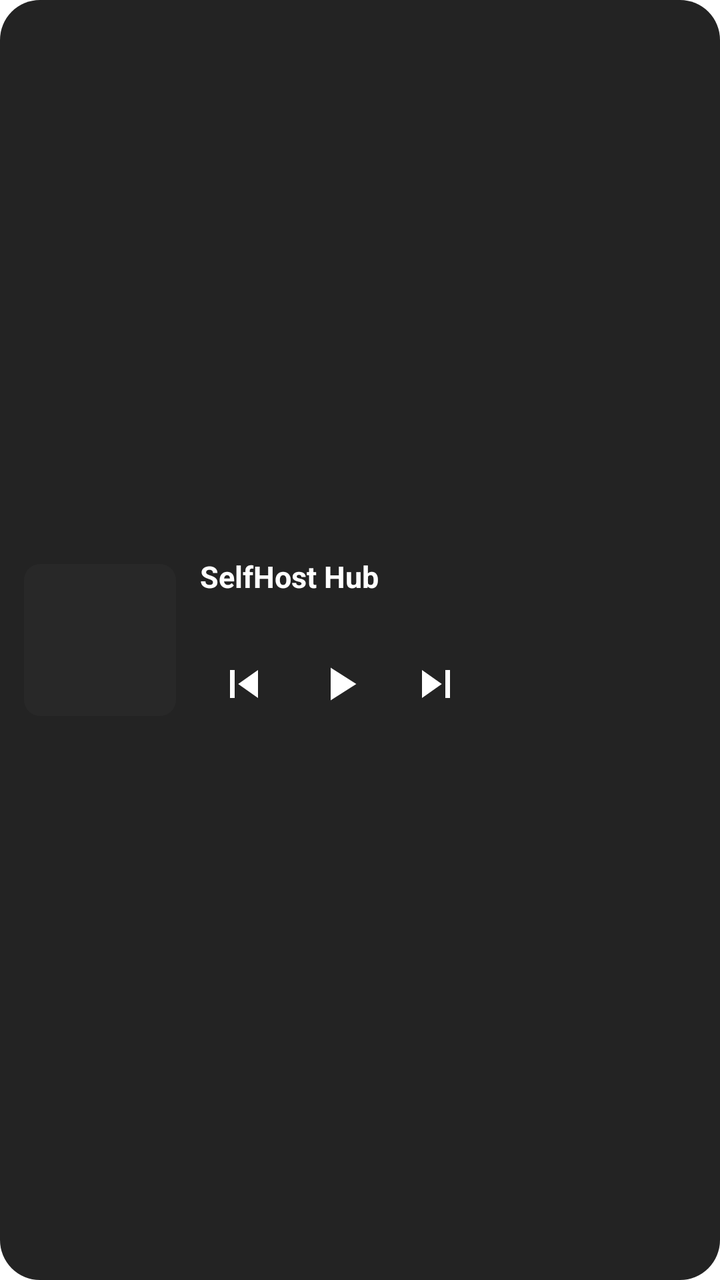
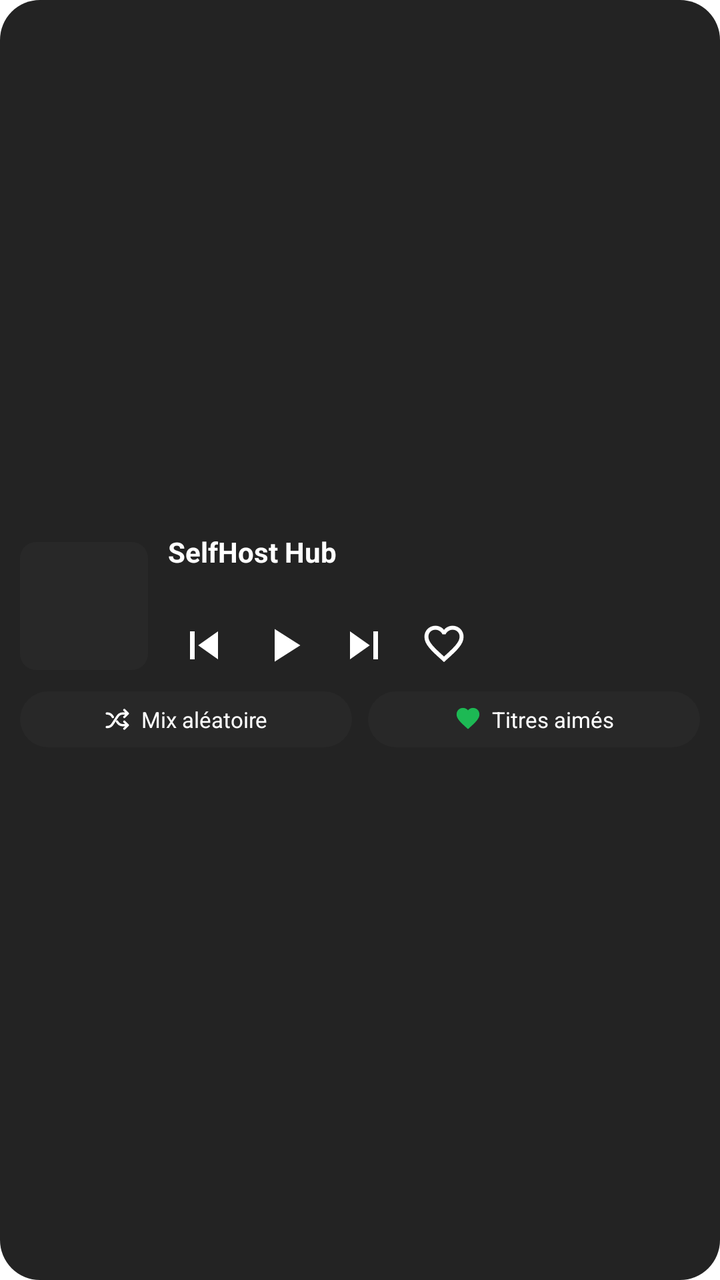

The first picture is an Android layout as it rendered before a commit; the second is the same layout after the commit. The layout source and the unified diff follow.
<!-- AndroidManifest.xml: fallback theme Theme.MaterialComponents.DayNight.NoActionBar -->
<!-- res/layout/player_widget.xml -->
<?xml version="1.0" encoding="utf-8"?>
<LinearLayout xmlns:android="http://schemas.android.com/apk/res/android"
    android:id="@+id/widget_root"
    android:layout_width="match_parent"
    android:layout_height="match_parent"
    android:background="@drawable/widget_background"
    android:gravity="center_vertical"
    android:orientation="horizontal"
    android:padding="12dp">

    <ImageView
        android:id="@+id/widget_cover"
        android:layout_width="76dp"
        android:layout_height="76dp"
        android:contentDescription="@null"
        android:scaleType="centerCrop"
        android:src="@drawable/widget_cover_placeholder" />

    <LinearLayout
        android:layout_width="0dp"
        android:layout_height="wrap_content"
        android:layout_marginStart="12dp"
        android:layout_weight="1"
        android:orientation="vertical">

        <TextView
            android:id="@+id/widget_title"
            android:layout_width="match_parent"
            android:layout_height="wrap_content"
            android:ellipsize="end"
            android:maxLines="1"
            android:text="SelfHost Hub"
            android:textColor="#FFFFFF"
            android:textSize="15sp"
            android:textStyle="bold" />

        <TextView
            android:id="@+id/widget_artist"
            android:layout_width="match_parent"
            android:layout_height="wrap_content"
            android:ellipsize="end"
            android:maxLines="1"
            android:textColor="#B3B3B3"
            android:textSize="13sp" />

        <LinearLayout
            android:layout_width="match_parent"
            android:layout_height="wrap_content"
            android:layout_marginTop="6dp"
            android:gravity="start"
            android:orientation="horizontal">

            <ImageButton
                android:id="@+id/widget_previous"
                android:layout_width="44dp"
                android:layout_height="40dp"
                android:background="@android:color/transparent"
                android:contentDescription="@string/selfhost_widget_previous"
                android:src="@drawable/ic_widget_previous" />

            <ImageButton
                android:id="@+id/widget_toggle"
                android:layout_width="52dp"
                android:layout_height="40dp"
                android:background="@android:color/transparent"
                android:contentDescription="@string/selfhost_widget_toggle"
                android:src="@drawable/ic_widget_play" />

            <ImageButton
                android:id="@+id/widget_next"
                android:layout_width="44dp"
                android:layout_height="40dp"
                android:background="@android:color/transparent"
                android:contentDescription="@string/selfhost_widget_next"
                android:src="@drawable/ic_widget_next" />
        </LinearLayout>
    </LinearLayout>
</LinearLayout>
<!-- resources referenced by this layout -->
<resources>
  <!-- drawable widget_background (drawable) -->
  <?xml version="1.0" encoding="utf-8"?>
  <shape xmlns:android="http://schemas.android.com/apk/res/android" android:shape="rectangle">
      <solid android:color="#F2181818" />
      <corners android:radius="20dp" />
  </shape>
  <!-- drawable widget_cover_placeholder (drawable) -->
  <?xml version="1.0" encoding="utf-8"?>
  <shape xmlns:android="http://schemas.android.com/apk/res/android" android:shape="rectangle">
      <solid android:color="#282828" />
      <corners android:radius="8dp" />
  </shape>
  <string name="selfhost_widget_next">Titre suivant</string>
  <string name="selfhost_widget_previous">Titre précédent</string>
  <string name="selfhost_widget_toggle">Lecture ou pause</string>
  <!-- unchanged entries left out for length: 3 -->
</resources>

<!-- the commit's change to res/layout/player_widget.xml (unified diff, before → after) -->
@@ -5,74 +5,164 @@
     android:layout_height="match_parent"
     android:background="@drawable/widget_background"
     android:gravity="center_vertical"
-    android:orientation="horizontal"
-    android:padding="12dp">
-
-    <ImageView
-        android:id="@+id/widget_cover"
-        android:layout_width="76dp"
-        android:layout_height="76dp"
-        android:contentDescription="@null"
-        android:scaleType="centerCrop"
-        android:src="@drawable/widget_cover_placeholder" />
+    android:orientation="vertical"
+    android:padding="10dp">
 
     <LinearLayout
-        android:layout_width="0dp"
+        android:layout_width="match_parent"
         android:layout_height="wrap_content"
-        android:layout_marginStart="12dp"
-        android:layout_weight="1"
-        android:orientation="vertical">
+        android:gravity="center_vertical"
+        android:orientation="horizontal">
 
-        <TextView
-            android:id="@+id/widget_title"
-            android:layout_width="match_parent"
-            android:layout_height="wrap_content"
-            android:ellipsize="end"
-            android:maxLines="1"
-            android:text="SelfHost Hub"
-            android:textColor="#FFFFFF"
-            android:textSize="15sp"
-            android:textStyle="bold" />
-
-        <TextView
-            android:id="@+id/widget_artist"
-            android:layout_width="match_parent"
-            android:layout_height="wrap_content"
-            android:ellipsize="end"
-            android:maxLines="1"
-            android:textColor="#B3B3B3"
-            android:textSize="13sp" />
+        <ImageView
+            android:id="@+id/widget_cover"
+            android:layout_width="64dp"
+            android:layout_height="64dp"
+            android:contentDescription="@null"
+            android:scaleType="centerCrop"
+            android:src="@drawable/widget_cover_placeholder" />
 
         <LinearLayout
-            android:layout_width="match_parent"
+            android:layout_width="0dp"
             android:layout_height="wrap_content"
-            android:layout_marginTop="6dp"
-            android:gravity="start"
-            android:orientation="horizontal">
+            android:layout_marginStart="10dp"
+            android:layout_weight="1"
+            android:orientation="vertical">
 
-            <ImageButton
-                android:id="@+id/widget_previous"
-                android:layout_width="44dp"
-                android:layout_height="40dp"
-                android:background="@android:color/transparent"
-                android:contentDescription="@string/selfhost_widget_previous"
-                android:src="@drawable/ic_widget_previous" />
+            <TextView
+                android:id="@+id/widget_title"
+                android:layout_width="match_parent"
+                android:layout_height="wrap_content"
+                android:ellipsize="end"
+                android:maxLines="1"
+                android:text="SelfHost Hub"
+                android:textColor="#FFFFFF"
+                android:textSize="14sp"
+                android:textStyle="bold" />
 
-            <ImageButton
-                android:id="@+id/widget_toggle"
-                android:layout_width="52dp"
-                android:layout_height="40dp"
-                android:background="@android:color/transparent"
-                android:contentDescription="@string/selfhost_widget_toggle"
-                android:src="@drawable/ic_widget_play" />
+            <TextView
+                android:id="@+id/widget_artist"
+                android:layout_width="match_parent"
+                android:layout_height="wrap_content"
+                android:ellipsize="end"
+                android:maxLines="1"
+                android:textColor="#B3B3B3"
+                android:textSize="12sp" />
 
-            <ImageButton
-                android:id="@+id/widget_next"
-                android:layout_width="44dp"
-                android:layout_height="40dp"
-                android:background="@android:color/transparent"
-                android:contentDescription="@string/selfhost_widget_next"
-                android:src="@drawable/ic_widget_next" />
+            <LinearLayout
+                android:layout_width="match_parent"
+                android:layout_height="wrap_content"
+                android:layout_marginTop="4dp"
+                android:gravity="start|center_vertical"
+                android:orientation="horizontal">
+
+                <ImageButton
+                    android:id="@+id/widget_previous"
+                    android:layout_width="36dp"
+                    android:layout_height="34dp"
+                    android:background="@android:color/transparent"
+                    android:contentDescription="@string/selfhost_widget_previous"
+                    android:scaleType="centerInside"
+                    android:src="@drawable/ic_widget_previous" />
+
+                <ImageButton
+                    android:id="@+id/widget_toggle"
+                    android:layout_width="44dp"
+                    android:layout_height="34dp"
+                    android:background="@android:color/transparent"
+                    android:contentDescription="@string/selfhost_widget_toggle"
+                    android:scaleType="centerInside"
+                    android:src="@drawable/ic_widget_play" />
+
+                <ImageButton
+                    android:id="@+id/widget_next"
+                    android:layout_width="36dp"
+                    android:layout_height="34dp"
+                    android:background="@android:color/transparent"
+                    android:contentDescription="@string/selfhost_widget_next"
+                    android:scaleType="centerInside"
+                    android:src="@drawable/ic_widget_next" />
+
+                <ImageButton
+                    android:id="@+id/widget_like"
+                    android:layout_width="36dp"
+                    android:layout_height="34dp"
+                    android:layout_marginStart="4dp"
+                    android:background="@android:color/transparent"
+                    android:contentDescription="@string/selfhost_widget_like"
+                    android:scaleType="centerInside"
+                    android:src="@drawable/ic_widget_heart_outline" />
+            </LinearLayout>
+        </LinearLayout>
+    </LinearLayout>
+
+    <LinearLayout
+        android:layout_width="match_parent"
+        android:layout_height="wrap_content"
+        android:layout_marginTop="6dp"
+        android:orientation="horizontal">
+
+        <LinearLayout
+            android:id="@+id/widget_shuffle_all"
+            android:layout_width="0dp"
+            android:layout_height="28dp"
+            android:layout_weight="1"
+            android:background="@drawable/widget_chip_background"
+            android:clickable="true"
+            android:contentDescription="@string/selfhost_widget_shuffle_all"
+            android:focusable="true"
+            android:gravity="center"
+            android:orientation="horizontal"
+            android:paddingStart="8dp"
+            android:paddingEnd="8dp">
+
+            <ImageView
+                android:layout_width="14dp"
+                android:layout_height="14dp"
+                android:contentDescription="@null"
+                android:src="@drawable/ic_widget_shuffle" />
+
+            <TextView
+                android:layout_width="wrap_content"
+                android:layout_height="wrap_content"
+                android:layout_marginStart="5dp"
+                android:ellipsize="end"
+                android:maxLines="1"
+                android:text="@string/selfhost_widget_shuffle_all"
+                android:textColor="#FFFFFF"
+                android:textSize="11sp" />
+        </LinearLayout>
+
+        <LinearLayout
+            android:id="@+id/widget_favorites"
+            android:layout_width="0dp"
+            android:layout_height="28dp"
+            android:layout_marginStart="8dp"
+            android:layout_weight="1"
+            android:background="@drawable/widget_chip_background"
+            android:clickable="true"
+            android:contentDescription="@string/selfhost_widget_favorites"
+            android:focusable="true"
+            android:gravity="center"
+            android:orientation="horizontal"
+            android:paddingStart="8dp"
+            android:paddingEnd="8dp">
+
+            <ImageView
+                android:layout_width="14dp"
+                android:layout_height="14dp"
+                android:contentDescription="@null"
+                android:src="@drawable/ic_widget_favorites" />
+
+            <TextView
+                android:layout_width="wrap_content"
+                android:layout_height="wrap_content"
+                android:layout_marginStart="5dp"
+                android:ellipsize="end"
+                android:maxLines="1"
+                android:text="@string/selfhost_widget_favorites"
+                android:textColor="#FFFFFF"
+                android:textSize="11sp" />
         </LinearLayout>
     </LinearLayout>
 </LinearLayout>
<!-- resource entries referenced after the edit -->
@@ -1,10 +1,49 @@
 <!-- resources referenced by this layout -->
 <resources>
+  <!-- drawable ic_widget_favorites (drawable) -->
+  <?xml version="1.0" encoding="utf-8"?>
+  <vector xmlns:android="http://schemas.android.com/apk/res/android"
+      android:width="20dp"
+      android:height="20dp"
+      android:viewportWidth="24"
+      android:viewportHeight="24">
+      <path
+          android:fillColor="#1DB954"
+          android:pathData="M12.0,20.4 L10.7,19.2 C5.6,14.6 2.2,11.5 2.2,7.7 C2.2,4.6 4.6,2.2 7.7,2.2 C9.4,2.2 11.1,3.0 12.0,4.3 C12.9,3.0 14.6,2.2 16.3,2.2 C19.4,2.2 21.8,4.6 21.8,7.7 C21.8,11.5 18.4,14.6 13.3,19.2 L12.0,20.4 Z" />
+  </vector>
+  <!-- drawable ic_widget_heart_outline (drawable) -->
+  <?xml version="1.0" encoding="utf-8"?>
+  <vector xmlns:android="http://schemas.android.com/apk/res/android"
+      android:width="24dp"
+      android:height="24dp"
+      android:viewportWidth="24"
+      android:viewportHeight="24">
+      <path
+          android:fillColor="#FFFFFF"
+          android:pathData="M16.3,2.2 C14.6,2.2 12.9,3.0 12.0,4.3 C11.1,3.0 9.4,2.2 7.7,2.2 C4.6,2.2 2.2,4.6 2.2,7.7 C2.2,11.5 5.6,14.6 10.7,19.2 L12.0,20.4 L13.3,19.2 C18.4,14.6 21.8,11.5 21.8,7.7 C21.8,4.6 19.4,2.2 16.3,2.2 Z M12.1,17.5 L12.0,17.6 L11.9,17.5 C7.3,13.3 4.2,10.5 4.2,7.7 C4.2,5.7 5.7,4.2 7.7,4.2 C9.2,4.2 10.7,5.2 11.2,6.5 H12.8 C13.3,5.2 14.8,4.2 16.3,4.2 C18.3,4.2 19.8,5.7 19.8,7.7 C19.8,10.5 16.7,13.3 12.1,17.5 Z" />
+  </vector>
+  <!-- drawable ic_widget_shuffle (drawable) -->
+  <?xml version="1.0" encoding="utf-8"?>
+  <vector xmlns:android="http://schemas.android.com/apk/res/android"
+      android:width="20dp"
+      android:height="20dp"
+      android:viewportWidth="24"
+      android:viewportHeight="24">
+      <path
+          android:fillColor="#FFFFFF"
+          android:pathData="M17.3,3.3 C17.7,2.9 18.3,2.9 18.7,3.3 L21.7,6.3 C22.1,6.7 22.1,7.3 21.7,7.7 L18.7,10.7 C18.3,11.1 17.7,11.1 17.3,10.7 C16.9,10.3 16.9,9.7 17.3,9.3 L18.6,8.0 H16.5 C15.1,8.0 13.9,8.7 13.1,9.9 L8.5,16.9 C7.4,18.6 5.5,19.6 3.5,19.6 H3.0 C2.4,19.6 2.0,19.2 2.0,18.6 C2.0,18.0 2.4,17.6 3.0,17.6 H3.5 C4.8,17.6 6.1,16.9 6.8,15.8 L11.4,8.8 C12.5,7.1 14.4,6.0 16.5,6.0 H18.6 L17.3,4.7 C16.9,4.3 16.9,3.7 17.3,3.3 Z M17.3,13.3 C17.7,12.9 18.3,12.9 18.7,13.3 L21.7,16.3 C22.1,16.7 22.1,17.3 21.7,17.7 L18.7,20.7 C18.3,21.1 17.7,21.1 17.3,20.7 C16.9,20.3 16.9,19.7 17.3,19.3 L18.6,18.0 H16.5 C14.4,18.0 12.5,16.9 11.4,15.2 L10.9,14.4 C10.6,13.9 10.7,13.3 11.2,13.0 C11.7,12.7 12.3,12.8 12.6,13.3 L13.1,14.1 C13.9,15.3 15.1,16.0 16.5,16.0 H18.6 L17.3,14.7 C16.9,14.3 16.9,13.7 17.3,13.3 Z M3.0,6.0 H3.5 C5.5,6.0 7.4,7.0 8.5,8.7 L9.0,9.5 C9.3,10.0 9.2,10.6 8.7,10.9 C8.2,11.2 7.6,11.1 7.3,10.6 L6.8,9.8 C6.1,8.7 4.8,8.0 3.5,8.0 H3.0 C2.4,8.0 2.0,7.6 2.0,7.0 C2.0,6.4 2.4,6.0 3.0,6.0 Z" />
+  </vector>
   <!-- drawable widget_background (drawable) -->
   <?xml version="1.0" encoding="utf-8"?>
   <shape xmlns:android="http://schemas.android.com/apk/res/android" android:shape="rectangle">
       <solid android:color="#F2181818" />
       <corners android:radius="20dp" />
+  </shape>
+  <!-- drawable widget_chip_background (drawable) -->
+  <?xml version="1.0" encoding="utf-8"?>
+  <shape xmlns:android="http://schemas.android.com/apk/res/android" android:shape="rectangle">
+      <solid android:color="#282828" />
+      <corners android:radius="14dp" />
   </shape>
   <!-- drawable widget_cover_placeholder (drawable) -->
   <?xml version="1.0" encoding="utf-8"?>
@@ -12,8 +51,11 @@
       <solid android:color="#282828" />
       <corners android:radius="8dp" />
   </shape>
+  <string name="selfhost_widget_favorites">Titres aimés</string>
+  <string name="selfhost_widget_like">Aimer ou retirer des favoris</string>
   <string name="selfhost_widget_next">Titre suivant</string>
   <string name="selfhost_widget_previous">Titre précédent</string>
+  <string name="selfhost_widget_shuffle_all">Mix aléatoire</string>
   <string name="selfhost_widget_toggle">Lecture ou pause</string>
   <!-- unchanged entries left out for length: 3 -->
 </resources>
